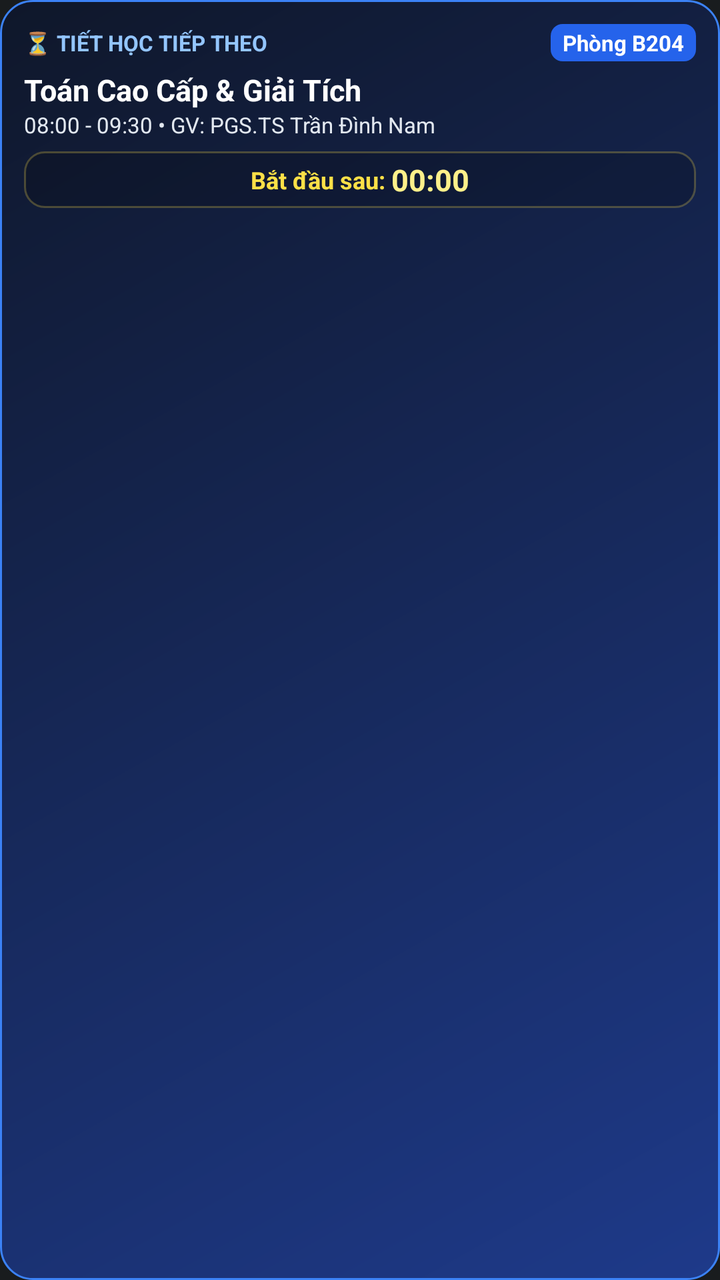
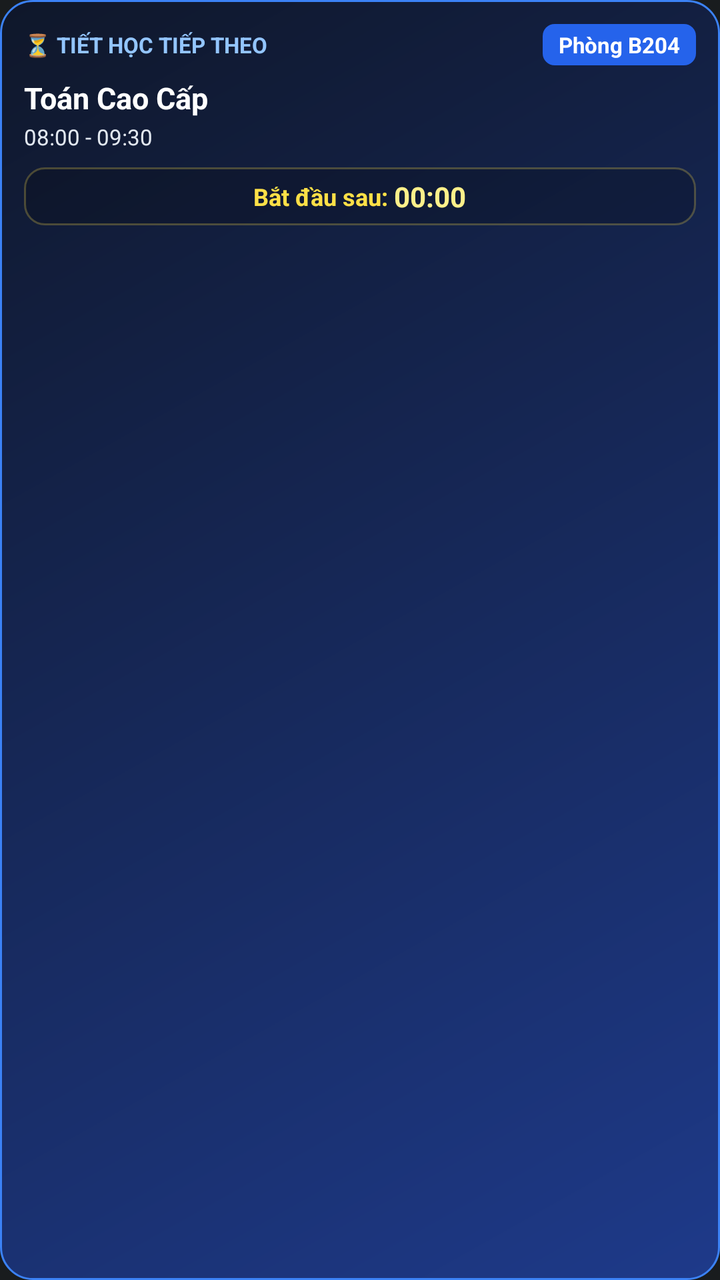

Before-and-after screenshots of an Android layout around one commit, followed by the original layout XML and the change that was made.
<!-- AndroidManifest.xml: application theme Theme.MyApplication -->
<!-- res/layout/widget_timetable_countdown.xml -->
<?xml version="1.0" encoding="utf-8"?>
<LinearLayout xmlns:android="http://schemas.android.com/apk/res/android"
    android:id="@+id/widget_root"
    android:layout_width="match_parent"
    android:layout_height="match_parent"
    android:background="@drawable/widget_background"
    android:orientation="vertical"
    android:padding="12dp">

    
    <LinearLayout
        android:layout_width="match_parent"
        android:layout_height="wrap_content"
        android:gravity="center_vertical"
        android:orientation="horizontal">

        <TextView
            android:id="@+id/widget_header_title"
            android:layout_width="0dp"
            android:layout_height="wrap_content"
            android:layout_weight="1"
            android:text="⏳ TIẾT HỌC TIẾP THEO"
            android:textColor="#93C5FD"
            android:textSize="11sp"
            android:textStyle="bold" />

        <TextView
            android:id="@+id/widget_room"
            android:layout_width="wrap_content"
            android:layout_height="wrap_content"
            android:background="@drawable/widget_badge_bg"
            android:paddingHorizontal="6dp"
            android:paddingVertical="2dp"
            android:text="Phòng B204"
            android:textColor="#FFFFFF"
            android:textSize="11sp"
            android:textStyle="bold" />
    </LinearLayout>

    <Space
        android:layout_width="match_parent"
        android:layout_height="4dp" />

    
    <TextView
        android:id="@+id/widget_class_title"
        android:layout_width="match_parent"
        android:layout_height="wrap_content"
        android:ellipsize="end"
        android:maxLines="1"
        android:text="Toán Cao Cấp &amp; Giải Tích"
        android:textColor="#FFFFFF"
        android:textSize="15sp"
        android:textStyle="bold" />

    
    <TextView
        android:id="@+id/widget_time_lecturer"
        android:layout_width="match_parent"
        android:layout_height="wrap_content"
        android:ellipsize="end"
        android:maxLines="1"
        android:text="08:00 - 09:30 • GV: PGS.TS Trần Đình Nam"
        android:textColor="#E2E8F0"
        android:textSize="11sp" />

    <Space
        android:layout_width="match_parent"
        android:layout_height="6dp" />

    
    <LinearLayout
        android:layout_width="match_parent"
        android:layout_height="wrap_content"
        android:background="@drawable/widget_countdown_bg"
        android:gravity="center"
        android:orientation="horizontal"
        android:paddingVertical="4dp">

        <TextView
            android:layout_width="wrap_content"
            android:layout_height="wrap_content"
            android:text="Bắt đầu sau: "
            android:textColor="#FDE047"
            android:textSize="12sp"
            android:textStyle="bold" />

        
        <Chronometer
            android:id="@+id/widget_countdown_chronometer"
            android:layout_width="wrap_content"
            android:layout_height="wrap_content"
            android:textColor="#FEF08A"
            android:textSize="15sp"
            android:textStyle="bold" />
    </LinearLayout>

</LinearLayout>
<!-- resources referenced by this layout -->
<resources>
  <!-- drawable widget_background (drawable) -->
  <?xml version="1.0" encoding="utf-8"?>
  <shape xmlns:android="http://schemas.android.com/apk/res/android"
      android:shape="rectangle">
      <gradient
          android:angle="135"
          android:startColor="#1E3A8A"
          android:endColor="#0F172A"
          android:type="linear" />
      <corners android:radius="16dp" />
      <stroke
          android:width="1dp"
          android:color="#3B82F6" />
  </shape>
  <!-- drawable widget_badge_bg (drawable) -->
  <?xml version="1.0" encoding="utf-8"?>
  <shape xmlns:android="http://schemas.android.com/apk/res/android"
      android:shape="rectangle">
      <solid android:color="#2563EB" />
      <corners android:radius="6dp" />
  </shape>
  <!-- drawable widget_countdown_bg (drawable) -->
  <?xml version="1.0" encoding="utf-8"?>
  <shape xmlns:android="http://schemas.android.com/apk/res/android"
      android:shape="rectangle">
      <solid android:color="#30000000" />
      <corners android:radius="10dp" />
      <stroke
          android:width="1dp"
          android:color="#40FDE047" />
  </shape>
  <style name="Theme.MyApplication" parent="android:Theme.DeviceDefault.NoActionBar" />
</resources>

<!-- the commit's change to res/layout/widget_timetable_countdown.xml (unified diff, before → after) -->
@@ -29,26 +29,25 @@
             android:layout_width="wrap_content"
             android:layout_height="wrap_content"
             android:background="@drawable/widget_badge_bg"
-            android:paddingHorizontal="6dp"
-            android:paddingVertical="2dp"
+            android:paddingLeft="8dp"
+            android:paddingTop="3dp"
+            android:paddingRight="8dp"
+            android:paddingBottom="3dp"
             android:text="Phòng B204"
             android:textColor="#FFFFFF"
             android:textSize="11sp"
             android:textStyle="bold" />
     </LinearLayout>
 
-    <Space
-        android:layout_width="match_parent"
-        android:layout_height="4dp" />
-
     
     <TextView
         android:id="@+id/widget_class_title"
         android:layout_width="match_parent"
         android:layout_height="wrap_content"
+        android:layout_marginTop="6dp"
         android:ellipsize="end"
         android:maxLines="1"
-        android:text="Toán Cao Cấp &amp; Giải Tích"
+        android:text="Toán Cao Cấp"
         android:textColor="#FFFFFF"
         android:textSize="15sp"
         android:textStyle="bold" />
@@ -58,26 +57,27 @@
         android:id="@+id/widget_time_lecturer"
         android:layout_width="match_parent"
         android:layout_height="wrap_content"
+        android:layout_marginTop="2dp"
         android:ellipsize="end"
         android:maxLines="1"
-        android:text="08:00 - 09:30 • GV: PGS.TS Trần Đình Nam"
+        android:text="08:00 - 09:30"
         android:textColor="#E2E8F0"
         android:textSize="11sp" />
 
-    <Space
-        android:layout_width="match_parent"
-        android:layout_height="6dp" />
-
     
     <LinearLayout
+        android:id="@+id/widget_countdown_container"
         android:layout_width="match_parent"
         android:layout_height="wrap_content"
+        android:layout_marginTop="8dp"
         android:background="@drawable/widget_countdown_bg"
         android:gravity="center"
         android:orientation="horizontal"
-        android:paddingVertical="4dp">
+        android:paddingTop="5dp"
+        android:paddingBottom="5dp">
 
         <TextView
+            android:id="@+id/widget_countdown_label"
             android:layout_width="wrap_content"
             android:layout_height="wrap_content"
             android:text="Bắt đầu sau: "
@@ -91,7 +91,7 @@
             android:layout_width="wrap_content"
             android:layout_height="wrap_content"
             android:textColor="#FEF08A"
-            android:textSize="15sp"
+            android:textSize="14sp"
             android:textStyle="bold" />
     </LinearLayout>
 
